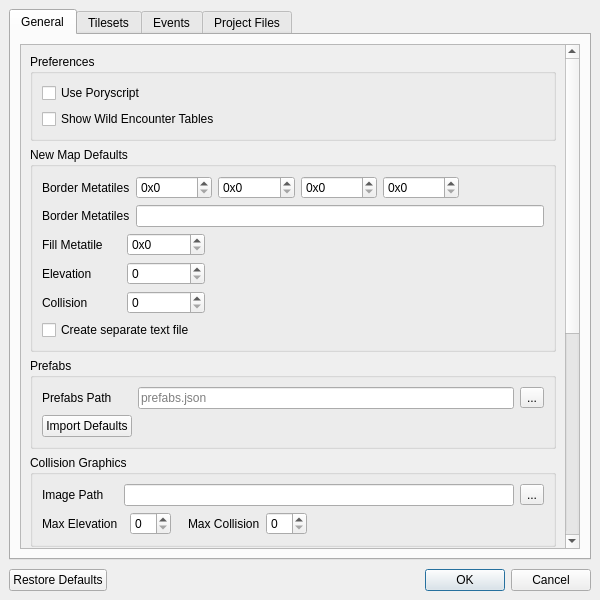
First picture: the form in forms/projectsettingseditor.ui, repository huderlem/porymap, before the edit.
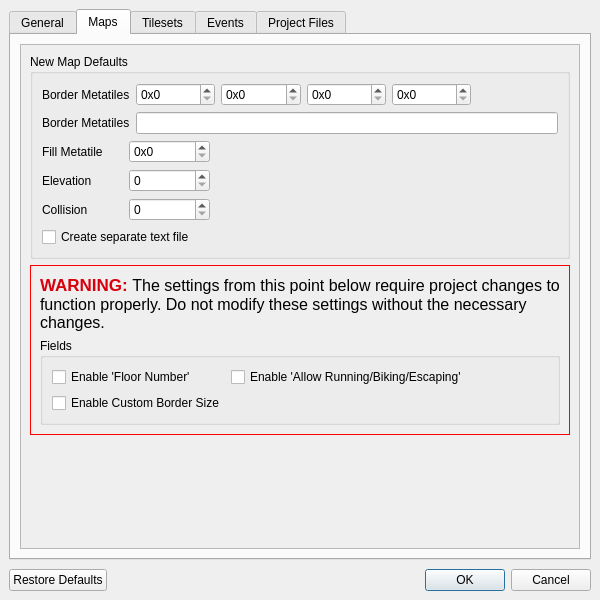
Second picture: the form after the edit. The open tabs and pages were chosen to show the change. Icons and pictures are not drawn. Custom widgets are drawn as their Qt base class.

Commit message: Custom image setting cleanup, update manual

```diff
--- a/forms/projectsettingseditor.ui
+++ b/forms/projectsettingseditor.ui
@@ -38,8 +38,8 @@
             <rect>
              <x>0</x>
              <y>0</y>
-             <width>531</width>
-             <height>916</height>
+             <width>528</width>
+             <height>607</height>
             </rect>
            </property>
            <layout class="QVBoxLayout" name="verticalLayout_7">
@@ -69,182 +69,6 @@
               </layout>
              </widget>
             </item>
-            <item>
-             <widget class="QGroupBox" name="groupBox_NewMapDefaults">
-              <property name="title">
-               <string>New Map Defaults</string>
-              </property>
-              <layout class="QGridLayout" name="gridLayout_3">
-               <item row="2" column="0">
-                <widget class="QLabel" name="label_FillMetatile">
-                 <property name="text">
-                  <string>Fill Metatile</string>
-                 </property>
-                </widget>
-               </item>
-               <item row="0" column="0" colspan="5">
-                <widget class="QWidget" name="widget_DefaultSizeBorderMetatiles" native="true">
-                 <layout class="QHBoxLayout" name="horizontalLayout">
-                  <property name="leftMargin">
-                   <number>0</number>
-                  </property>
-                  <property name="topMargin">
-                   <number>0</number>
-                  </property>
-                  <property name="rightMargin">
-                   <number>0</number>
-                  </property>
-                  <property name="bottomMargin">
-                   <number>0</number>
-                  </property>
-                  <item>
-                   <widget class="QLabel" name="label_BorderMetatiles">
-                    <property name="text">
-                     <string>Border Metatiles</string>
-                    </property>
-                   </widget>
-                  </item>
-                  <item>
-                   <widget class="NoScrollSpinBox" name="spinBox_BorderMetatile1">
-                    <property name="toolTip">
-                     <string>The default metatile value that will be used for the top-left border metatile on new maps.</string>
-                    </property>
-                    <property name="prefix">
-                     <string>0x</string>
-                    </property>
-                    <property name="displayIntegerBase">
-                     <number>16</number>
-                    </property>
-                   </widget>
-                  </item>
-                  <item>
-                   <widget class="NoScrollSpinBox" name="spinBox_BorderMetatile2">
-                    <property name="toolTip">
-                     <string>The default metatile value that will be used for the top-right border metatile on new maps.</string>
-                    </property>
-                    <property name="prefix">
-                     <string>0x</string>
-                    </property>
-                    <property name="displayIntegerBase">
-                     <number>16</number>
-                    </property>
-                   </widget>
-                  </item>
-                  <item>
-                   <widget class="NoScrollSpinBox" name="spinBox_BorderMetatile3">
-                    <property name="toolTip">
-                     <string>The default metatile value that will be used for the bottom-left border metatile on new maps.</string>
-                    </property>
-                    <property name="prefix">
-                     <string>0x</string>
-                    </property>
-                    <property name="displayIntegerBase">
-                     <number>16</number>
-                    </property>
-                   </widget>
-                  </item>
-                  <item>
-                   <widget class="NoScrollSpinBox" name="spinBox_BorderMetatile4">
-                    <property name="toolTip">
-                     <string>The default metatile value that will be used for the bottom-right border metatile on new maps.</string>
-                    </property>
-                    <property name="prefix">
-                     <string>0x</string>
-                    </property>
-                    <property name="displayIntegerBase">
-                     <number>16</number>
-                    </property>
-                   </widget>
-                  </item>
-                 </layout>
-                </widget>
-               </item>
-               <item row="2" column="1">
-                <widget class="NoScrollSpinBox" name="spinBox_FillMetatile">
-                 <property name="toolTip">
-                  <string>The default metatile value that will be used to fill new maps</string>
-                 </property>
-                 <property name="prefix">
-                  <string>0x</string>
-                 </property>
-                 <property name="displayIntegerBase">
-                  <number>16</number>
-                 </property>
-                </widget>
-               </item>
-               <item row="3" column="1">
-                <widget class="NoScrollSpinBox" name="spinBox_Elevation">
-                 <property name="toolTip">
-                  <string>The default elevation that will be used to fill new maps</string>
-                 </property>
-                </widget>
-               </item>
-               <item row="5" column="0" colspan="6">
-                <widget class="QCheckBox" name="checkBox_CreateTextFile">
-                 <property name="toolTip">
-                  <string>Whether a separate text.inc or text.pory file will be created for new maps, alongside the scripts file</string>
-                 </property>
-                 <property name="text">
-                  <string>Create separate text file</string>
-                 </property>
-                </widget>
-               </item>
-               <item row="4" column="0">
-                <widget class="QLabel" name="label_Collision">
-                 <property name="text">
-                  <string>Collision</string>
-                 </property>
-                </widget>
-               </item>
-               <item row="1" column="0" colspan="6">
-                <widget class="QWidget" name="widget_CustomSizeBorderMetatiles" native="true">
-                 <layout class="QHBoxLayout" name="horizontalLayout_3">
-                  <property name="leftMargin">
-                   <number>0</number>
-                  </property>
-                  <property name="topMargin">
-                   <number>0</number>
-                  </property>
-                  <property name="rightMargin">
-                   <number>0</number>
-                  </property>
-                  <property name="bottomMargin">
-                   <number>0</number>
-                  </property>
-                  <item>
-                   <widget class="QLabel" name="label_BorderMetatiles_2">
-                    <property name="text">
-                     <string>Border Metatiles</string>
-                    </property>
-                   </widget>
-                  </item>
-                  <item>
-                   <widget class="QLineEdit" name="lineEdit_BorderMetatiles">
-                    <property name="toolTip">
-                     <string>A comma-separated list of metatile values that will be used to fill new map borders</string>
-                    </property>
-                   </widget>
-                  </item>
-                 </layout>
-                </widget>
-               </item>
-               <item row="4" column="1">
-                <widget class="NoScrollSpinBox" name="spinBox_Collision">
-                 <property name="toolTip">
-                  <string>The default collision that will be used to fill new maps</string>
-                 </property>
-                </widget>
-               </item>
-               <item row="3" column="0">
-                <widget class="QLabel" name="label_Elevation">
-                 <property name="text">
-                  <string>Elevation</string>
-                 </property>
-                </widget>
-               </item>
-              </layout>
-             </widget>
-            </item>
             <item>
              <widget class="QGroupBox" name="groupBox_Prefabs">
               <property name="title">
@@ -508,10 +332,257 @@
                  </layout>
                 </widget>
                </item>
+              </layout>
+             </widget>
+            </item>
+            <item>
+             <spacer name="verticalSpacer_3">
+              <property name="orientation">
+               <enum>Qt::Vertical</enum>
+              </property>
+              <property name="sizeHint" stdset="0">
+               <size>
+                <width>20</width>
+                <height>40</height>
+               </size>
+              </property>
+             </spacer>
+            </item>
+           </layout>
+          </widget>
+         </widget>
+        </item>
+       </layout>
+      </widget>
+      <widget class="QWidget" name="tab_Maps">
+       <attribute name="title">
+        <string>Maps</string>
+       </attribute>
+       <layout class="QVBoxLayout" name="verticalLayout_17">
+        <item>
+         <widget class="QScrollArea" name="scrollArea_MapsTab">
+          <property name="widgetResizable">
+           <bool>true</bool>
+          </property>
+          <widget class="QWidget" name="scrollAreaWidgetContents_MapsTab">
+           <property name="geometry">
+            <rect>
+             <x>0</x>
+             <y>0</y>
+             <width>531</width>
+             <height>490</height>
+            </rect>
+           </property>
+           <layout class="QVBoxLayout" name="verticalLayout_16">
+            <item>
+             <widget class="QGroupBox" name="groupBox_NewMapDefaults">
+              <property name="title">
+               <string>New Map Defaults</string>
+              </property>
+              <layout class="QGridLayout" name="gridLayout_3">
+               <item row="2" column="0">
+                <widget class="QLabel" name="label_FillMetatile">
+                 <property name="text">
+                  <string>Fill Metatile</string>
+                 </property>
+                </widget>
+               </item>
+               <item row="0" column="0" colspan="5">
+                <widget class="QWidget" name="widget_DefaultSizeBorderMetatiles" native="true">
+                 <layout class="QHBoxLayout" name="horizontalLayout">
+                  <property name="leftMargin">
+                   <number>0</number>
+                  </property>
+                  <property name="topMargin">
+                   <number>0</number>
+                  </property>
+                  <property name="rightMargin">
+                   <number>0</number>
+                  </property>
+                  <property name="bottomMargin">
+                   <number>0</number>
+                  </property>
+                  <item>
+                   <widget class="QLabel" name="label_BorderMetatiles">
+                    <property name="text">
+                     <string>Border Metatiles</string>
+                    </property>
+                   </widget>
+                  </item>
+                  <item>
+                   <widget class="NoScrollSpinBox" name="spinBox_BorderMetatile1">
+                    <property name="toolTip">
+                     <string>The default metatile value that will be used for the top-left border metatile on new maps.</string>
+                    </property>
+                    <property name="prefix">
+                     <string>0x</string>
+                    </property>
+                    <property name="displayIntegerBase">
+                     <number>16</number>
+                    </property>
+                   </widget>
+                  </item>
+                  <item>
+                   <widget class="NoScrollSpinBox" name="spinBox_BorderMetatile2">
+                    <property name="toolTip">
+                     <string>The default metatile value that will be used for the top-right border metatile on new maps.</string>
+                    </property>
+                    <property name="prefix">
+                     <string>0x</string>
+                    </property>
+                    <property name="displayIntegerBase">
+                     <number>16</number>
+                    </property>
+                   </widget>
+                  </item>
+                  <item>
+                   <widget class="NoScrollSpinBox" name="spinBox_BorderMetatile3">
+                    <property name="toolTip">
+                     <string>The default metatile value that will be used for the bottom-left border metatile on new maps.</string>
+                    </property>
+                    <property name="prefix">
+                     <string>0x</string>
+                    </property>
+                    <property name="displayIntegerBase">
+                     <number>16</number>
+                    </property>
+                   </widget>
+                  </item>
+                  <item>
+                   <widget class="NoScrollSpinBox" name="spinBox_BorderMetatile4">
+                    <property name="toolTip">
+                     <string>The default metatile value that will be used for the bottom-right border metatile on new maps.</string>
+                    </property>
+                    <property name="prefix">
+                     <string>0x</string>
+                    </property>
+                    <property name="displayIntegerBase">
+                     <number>16</number>
+                    </property>
+                   </widget>
+                  </item>
+                 </layout>
+                </widget>
+               </item>
+               <item row="2" column="1">
+                <widget class="NoScrollSpinBox" name="spinBox_FillMetatile">
+                 <property name="toolTip">
+                  <string>The default metatile value that will be used to fill new maps</string>
+                 </property>
+                 <property name="prefix">
+                  <string>0x</string>
+                 </property>
+                 <property name="displayIntegerBase">
+                  <number>16</number>
+                 </property>
+                </widget>
+               </item>
+               <item row="3" column="1">
+                <widget class="NoScrollSpinBox" name="spinBox_Elevation">
+                 <property name="toolTip">
+                  <string>The default elevation that will be used to fill new maps</string>
+                 </property>
+                </widget>
+               </item>
+               <item row="5" column="0" colspan="6">
+                <widget class="QCheckBox" name="checkBox_CreateTextFile">
+                 <property name="toolTip">
+                  <string>Whether a separate text.inc or text.pory file will be created for new maps, alongside the scripts file</string>
+                 </property>
+                 <property name="text">
+                  <string>Create separate text file</string>
+                 </property>
+                </widget>
+               </item>
+               <item row="4" column="0">
+                <widget class="QLabel" name="label_Collision">
+                 <property name="text">
+                  <string>Collision</string>
+                 </property>
+                </widget>
+               </item>
+               <item row="1" column="0" colspan="6">
+                <widget class="QWidget" name="widget_CustomSizeBorderMetatiles" native="true">
+                 <layout class="QHBoxLayout" name="horizontalLayout_3">
+                  <property name="leftMargin">
+                   <number>0</number>
+                  </property>
+                  <property name="topMargin">
+                   <number>0</number>
+                  </property>
+                  <property name="rightMargin">
+                   <number>0</number>
+                  </property>
+                  <property name="bottomMargin">
+                   <number>0</number>
+                  </property>
+                  <item>
+                   <widget class="QLabel" name="label_BorderMetatiles_2">
+                    <property name="text">
+                     <string>Border Metatiles</string>
+                    </property>
+                   </widget>
+                  </item>
+                  <item>
+                   <widget class="QLineEdit" name="lineEdit_BorderMetatiles">
+                    <property name="toolTip">
+                     <string>A comma-separated list of metatile values that will be used to fill new map borders</string>
+                    </property>
+                   </widget>
+                  </item>
+                 </layout>
+                </widget>
+               </item>
+               <item row="4" column="1">
+                <widget class="NoScrollSpinBox" name="spinBox_Collision">
+                 <property name="toolTip">
+                  <string>The default collision that will be used to fill new maps</string>
+                 </property>
+                </widget>
+               </item>
+               <item row="3" column="0">
+                <widget class="QLabel" name="label_Elevation">
+                 <property name="text">
+                  <string>Elevation</string>
+                 </property>
+                </widget>
+               </item>
+              </layout>
+             </widget>
+            </item>
+            <item>
+             <widget class="QFrame" name="frame_WarningMapsTab">
+              <property name="styleSheet">
+               <string notr="true">.QFrame { border: 1px solid red; }</string>
+              </property>
+              <property name="frameShape">
+               <enum>QFrame::StyledPanel</enum>
+              </property>
+              <property name="frameShadow">
+               <enum>QFrame::Raised</enum>
+              </property>
+              <layout class="QVBoxLayout" name="verticalLayout_18">
                <item>
-                <widget class="QGroupBox" name="groupBox_Maps">
+                <widget class="QLabel" name="label_Warning_2">
+                 <property name="font">
+                  <font>
+                   <pointsize>12</pointsize>
+                   <weight>75</weight>
+                   <bold>true</bold>
+                  </font>
+                 </property>
+                 <property name="text">
+                  <string>&lt;html&gt;&lt;head/&gt;&lt;body&gt;&lt;p&gt;&lt;span style=&quot; font-size:13pt; color:#d7000c;&quot;&gt;WARNING:  &lt;/span&gt;&lt;span style=&quot; font-weight:400;&quot;&gt;The settings from this point below require project changes to function properly. Do not modify these settings without the necessary changes. &lt;/span&gt;&lt;/p&gt;&lt;/body&gt;&lt;/html&gt;</string>
+                 </property>
+                 <property name="wordWrap">
+                  <bool>true</bool>
+                 </property>
+                </widget>
+               </item>
+               <item>
+                <widget class="QGroupBox" name="groupBox_MapFields">
                  <property name="title">
-                  <string>Maps</string>
+                  <string>Fields</string>
                  </property>
                  <layout class="QGridLayout" name="gridLayout">
                   <item row="0" column="1">
@@ -564,7 +635,7 @@
              </widget>
             </item>
             <item>
-             <spacer name="verticalSpacer_3">
+             <spacer name="verticalSpacer_5">
               <property name="orientation">
                <enum>Qt::Vertical</enum>
               </property>
```
Left out of the diff: 6 changed lines with no effect on the pictures. The commit also changes 22 other files.
